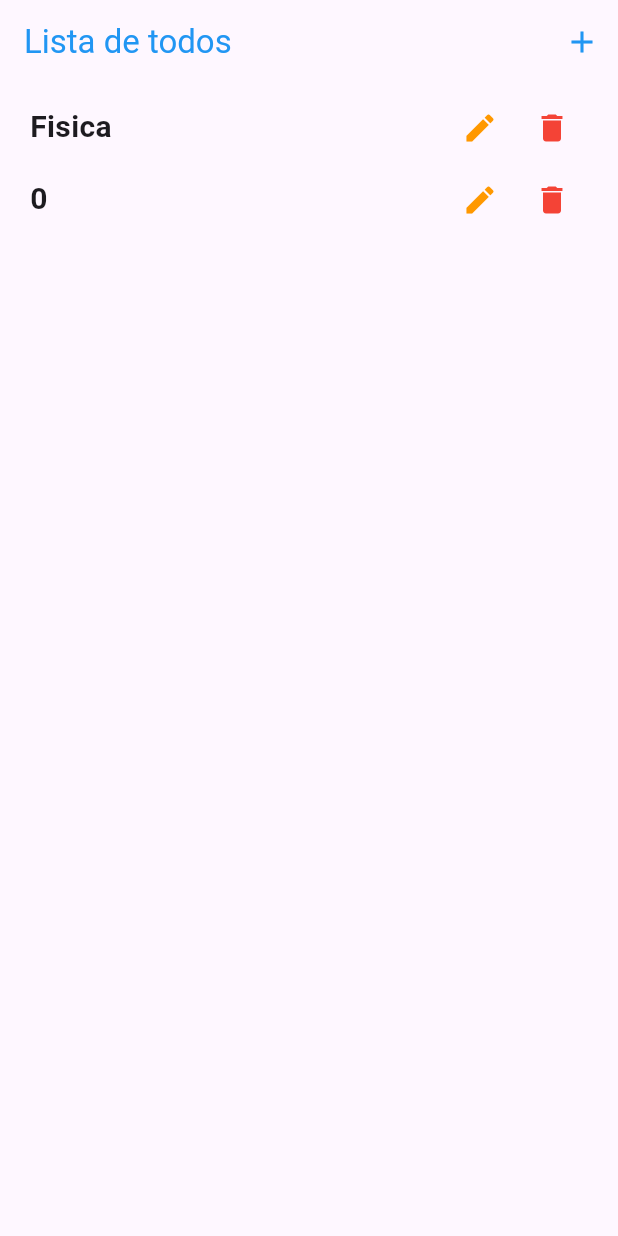
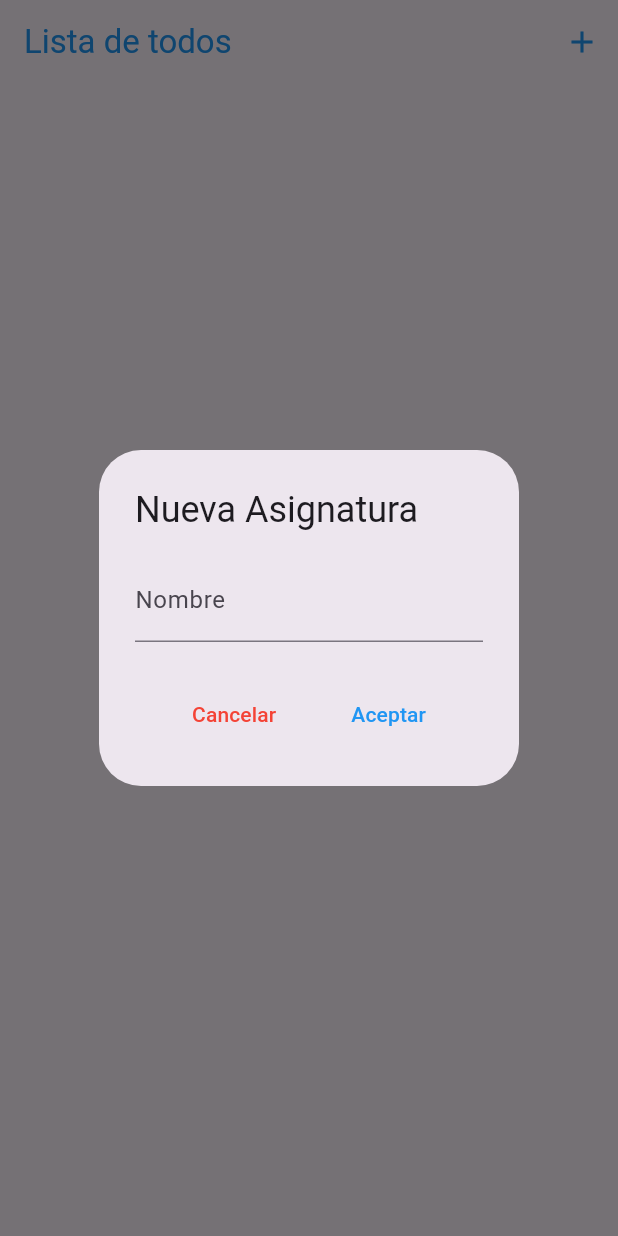
Before and after one commit to AdamsEstiff/todosApp, a Flutter app: the screen it shows after launch, after a tap on the "add" icon, on a phone screen of 412 x 824 dp. Run offline on Flutter 3.47's test engine with Material 3 defaults, Android fonts, the phone set to English and light mode, and no system bars.

Commit message:
añadiendo funcionalidades a la clase

```diff
--- a/lib/todos/index.dart
+++ b/lib/todos/index.dart
@@ -1,5 +1,8 @@
+import 'dart:math';
+
 import 'package:flutter/material.dart';
 import 'package:todosapp/data/asignaturas.dart';
+import 'package:uuid/uuid.dart';
 
 class Todos extends StatefulWidget {
   const Todos({super.key});
@@ -9,16 +12,102 @@ class Todos extends StatefulWidget {
 }
 
 class _TodosState extends State<Todos> {
-  List<Asignatura> asignaturas = [
-    Asignatura(codigo: '4864564564', nombre: "Fisica", curso: 1)
-  ];
+  List<Asignatura> asignaturas = [];
+  TextEditingController _textEditing = TextEditingController();
+  bool _validate = false;
   int number = 0;
 
-  void addSignature(){
-    asignaturas.add(Asignatura(codigo: "$number", nombre: "$number", curso: number));
+  @override
+  void dispose() {
+    _textEditing.dispose();
+    super.dispose();
+  }
+
+  void addSignature() {
+    showProcess(context);
+  }
+
+  showProcess(BuildContext context, {Asignatura? asignatura, int? id}) {
+    String title =
+        asignatura == null ? "Nueva Asignatura" : "Editar ${asignatura.nombre}";
+    return showDialog(
+        context: context,
+        builder: (
+          context,
+        ) {
+          return StatefulBuilder(
+              builder: (BuildContext context, StateSetter setState) {
+            return AlertDialog(
+              actionsAlignment: MainAxisAlignment.spaceEvenly,
+              title: Text(title),
+              content: Wrap(
+                alignment: WrapAlignment.center,
+                children: [
+                  TextField(
+                    controller: _textEditing,
+                    onChanged: (data) {
+                      setState(() {
+                        _validate = data.isEmpty;
+                      });
+                    },
+                    decoration: InputDecoration(
+                        labelText: 'Nombre',
+                        errorText:
+                            _validate ? "No puede ser un valor vacío" : null,
+                        errorStyle: TextStyle(color: Colors.red)),
+                  )
+                ],
+              ),
+              actions: [
+                TextButton(
+                    onPressed: () {
+                      setState(() {
+                        _validate = false;
+                      });
+                      _textEditing.clear();
+                      Navigator.pop(context);
+                    },
+                    child: Text(
+                      "Cancelar",
+                      style: TextStyle(color: Colors.red),
+                    )),
+                TextButton(
+                    onPressed: () {
+                      if (_textEditing.value.text.isNotEmpty) {
+                        if (asignatura != null) {
+                          asignaturas[id!].nombre = _textEditing.value.text;
+                        } else {
+                          asignaturas.add(Asignatura(
+                              codigo: Uuid().v4(),
+                              nombre: _textEditing.value.text,
+                              curso: Random().nextDouble().toInt()));
+                          _textEditing.clear();
+                          this.setState(() {
+                            asignaturas;
+                            _validate = false;
+                          });
+                        }
+                        Navigator.pop(context);
+                      } else {
+                        this.setState(() {
+                          _validate = _textEditing.text.isEmpty;
+                        });
+                      }
+                    },
+                    child: Text(
+                      "Aceptar",
+                      style: TextStyle(color: Colors.blue),
+                    ))
+              ],
+            );
+          });
+        });
+  }
+
+  void delete(int id) {
+    asignaturas.removeAt(id);
     setState(() {
       asignaturas;
-      number++;
     });
   }
 
@@ -31,34 +120,64 @@ class _TodosState extends State<Todos> {
           style: TextStyle(color: Colors.blue),
         ),
         actions: [
-          IconButton(onPressed: addSignature, icon: Icon(Icons.add), color: Colors.blue,),
+          IconButton(
+            onPressed: addSignature,
+            icon: Icon(Icons.add),
+            color: Colors.blue,
+          ),
         ],
       ),
       body: Container(
-        padding: EdgeInsets.fromLTRB(20, 5, 20, 0),
+        padding: EdgeInsets.fromLTRB(10, 5, 10, 0),
+        child: Column(
+          children: [
+            if (asignaturas.isEmpty)
+              Expanded(
+                  child: Center(
+                child: Text(
+                  "No hay datos disponibles",
+                  style: TextStyle(
+                      color: Colors.grey, fontWeight: FontWeight.bold),
+                ),
+              )),
+            if (asignaturas.isNotEmpty)
+              Expanded(
                 child: ListView.builder(
+                  shrinkWrap: true,
                   itemCount: asignaturas.length,
                   itemBuilder: (context, idx) {
-            return Row(
+                    return Container(
+                      padding: EdgeInsets.fromLTRB(15, 5, 15, 5),
+                      margin: EdgeInsets.fromLTRB(0, 5, 0, 5),
+                      decoration: BoxDecoration(
+                        color: Color(0xFFEDE7F6),
+                        borderRadius: BorderRadius.circular(30.0),
+                      ),
+                      child: Row(
                         mainAxisAlignment: MainAxisAlignment.spaceBetween,
                         children: [
-                Text(
+                          Expanded(
+                            child: Text(
                               asignaturas[idx].nombre,
-                  style: TextStyle(fontSize: 20, fontWeight: FontWeight.bold),
+                              style: TextStyle(
+                                  fontSize: 20, fontWeight: FontWeight.bold),
+                            ),
                           ),
                           Row(
                             mainAxisAlignment: MainAxisAlignment.end,
                             children: [
                               IconButton(
                                 onPressed: () {
-                        //aqui van las funciones de tipo editar
+                                  _textEditing.text = asignaturas[idx].nombre;
+                                  showProcess(context,
+                                      asignatura: asignaturas[idx], id: idx);
                                 },
                                 icon: Icon(Icons.edit),
                                 color: Colors.orange,
                               ),
                               IconButton(
                                 onPressed: () {
-                        //aqui va la funcion de tipo borrar
+                                  delete(idx);
                                 },
                                 icon: Icon(Icons.delete),
                                 color: Colors.red,
@@ -66,8 +185,12 @@ class _TodosState extends State<Todos> {
                             ],
                           ),
                         ],
+                      ),
                     );
                   },
+                ),
+              ),
+          ],
         ),
       ),
     );
--- a/pubspec.yaml
+++ b/pubspec.yaml
@@ -34,6 +34,7 @@ dependencies:
   # The following adds the Cupertino Icons font to your application.
   # Use with the CupertinoIcons class for iOS style icons.
   cupertino_icons: ^1.0.8
+  uuid: ^4.5.1
 
 dev_dependencies:
   flutter_test:
```
Also changed, not shown: pubspec.lock. Lines whose indentation alone changed are shown as unchanged.
